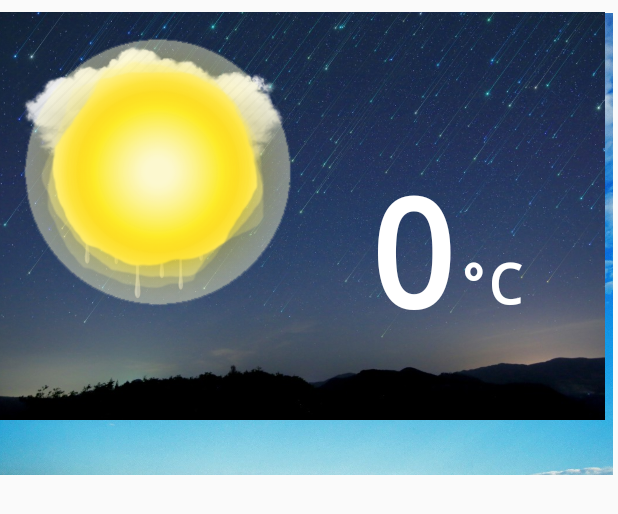
After one commit to xxflo/SAPhackathon, an Android app: the layout activity_weather.xml on its own in the app's theme, with its tools: preview values and no code run, on a phone screen of 412 x 824 dp. The commit adds this screen. Shown: the top 514 px of the screen. Run offline under Robolectric (Android 15) with nearby library versions, the phone set to English and light mode, and no system bars.

Commit message:
Added weather page

```diff
--- a/app/build.gradle
+++ b/app/build.gradle
@@ -25,4 +25,8 @@ dependencies {
     testImplementation 'junit:junit:4.12'
     androidTestImplementation 'com.android.support.test:runner:1.0.2'
     androidTestImplementation 'com.android.support.test.espresso:espresso-core:3.0.2'
+    // https://mvnrepository.com/artifact/commons-io/commons-io
+    implementation group: 'commons-io', name: 'commons-io', version: '2.6'
+    implementation 'com.android.volley:volley:1.1.0'
+    implementation 'com.google.code.gson:gson:2.4'
 }
--- /dev/null
+++ b/app/src/main/res/layout/activity_weather.xml
@@ -0,0 +1,103 @@
+<?xml version="1.0" encoding="utf-8"?>
+<android.support.constraint.ConstraintLayout xmlns:android="http://schemas.android.com/apk/res/android"
+    xmlns:app="http://schemas.android.com/apk/res-auto"
+    xmlns:tools="http://schemas.android.com/tools"
+    android:layout_width="match_parent"
+    android:layout_height="match_parent"
+    tools:context="com.example.kessr.saphackathon.WeatherInformation">
+
+    <ImageView
+        android:id="@+id/weatherDay"
+        android:layout_width="411dp"
+        android:layout_height="309dp"
+        android:layout_marginEnd="8dp"
+        android:alpha="1"
+        app:layout_constraintEnd_toEndOf="parent"
+        app:layout_constraintStart_toStartOf="parent"
+        app:layout_constraintTop_toTopOf="@+id/sunnyImageView"
+        app:srcCompat="@drawable/bluesky" />
+
+    <ImageView
+        android:id="@+id/weatherNight"
+        android:layout_width="411dp"
+        android:layout_height="272dp"
+        android:layout_marginEnd="8dp"
+        android:alpha="1"
+        app:layout_constraintEnd_toEndOf="parent"
+        app:layout_constraintHorizontal_bias="1.0"
+        app:layout_constraintStart_toStartOf="parent"
+        app:layout_constraintTop_toTopOf="@+id/sunnyImageView"
+        app:srcCompat="@drawable/nightsky" />
+
+    <ImageView
+        android:id="@+id/rainImageView"
+        android:layout_width="187dp"
+        android:layout_height="205dp"
+        android:layout_marginStart="8dp"
+        android:layout_marginTop="8dp"
+        android:layout_marginEnd="8dp"
+        android:alpha="1"
+        app:layout_constraintEnd_toEndOf="parent"
+        app:layout_constraintHorizontal_bias="0.0"
+        app:layout_constraintStart_toStartOf="parent"
+        app:layout_constraintTop_toTopOf="parent"
+        app:srcCompat="@drawable/rain" />
+
+    <ImageView
+        android:id="@+id/cloudyImageView"
+        android:layout_width="265dp"
+        android:layout_height="192dp"
+        android:layout_marginStart="8dp"
+        android:layout_marginTop="20dp"
+        android:layout_marginEnd="8dp"
+        android:alpha="1"
+        android:visibility="invisible"
+        app:layout_constraintEnd_toEndOf="@+id/weatherNight"
+        app:layout_constraintHorizontal_bias="0.0"
+        app:layout_constraintStart_toStartOf="@+id/sunnyImageView"
+        app:layout_constraintTop_toTopOf="parent"
+        app:srcCompat="@drawable/cloudy" />
+
+    <ImageView
+        android:id="@+id/sunnyImageView"
+        android:layout_width="189dp"
+        android:layout_height="217dp"
+        android:layout_marginStart="8dp"
+        android:layout_marginTop="8dp"
+        android:layout_marginEnd="8dp"
+        android:alpha="1"
+        app:layout_constraintEnd_toEndOf="parent"
+        app:layout_constraintHorizontal_bias="0.0"
+        app:layout_constraintStart_toStartOf="parent"
+        app:layout_constraintTop_toTopOf="parent"
+        app:srcCompat="@drawable/sunny" />
+
+    <TextView
+        android:id="@+id/temperatureText"
+        android:layout_width="107dp"
+        android:layout_height="112dp"
+        android:layout_marginTop="100dp"
+        android:fontFamily="monospace"
+        android:text="0"
+        android:textAlignment="textEnd"
+        android:textColor="@android:color/white"
+        android:textSize="100sp"
+        android:textStyle="bold"
+        app:layout_constraintStart_toEndOf="@+id/sunnyImageView"
+        app:layout_constraintTop_toTopOf="parent" />
+
+    <TextView
+        android:id="@+id/temperatureText2"
+        android:layout_width="107dp"
+        android:layout_height="46dp"
+        android:layout_marginTop="164dp"
+        android:fontFamily="monospace"
+        android:text="°C"
+        android:textAlignment="viewStart"
+        android:textColor="@android:color/white"
+        android:textSize="36sp"
+        android:textStyle="bold"
+        app:layout_constraintStart_toEndOf="@+id/temperatureText"
+        app:layout_constraintTop_toTopOf="parent" />
+
+</android.support.constraint.ConstraintLayout>
--- a/app/src/main/res/values/styles.xml
+++ b/app/src/main/res/values/styles.xml
@@ -1,7 +1,7 @@
 <resources>
 
     <!-- Base application theme. -->
-    <style name="AppTheme" parent="Theme.AppCompat.Light.DarkActionBar">
+    <style name="AppTheme" parent="Theme.AppCompat.Light.NoActionBar">
         <!-- Customize your theme here. -->
         <item name="colorPrimary">@color/colorPrimary</item>
         <item name="colorPrimaryDark">@color/colorPrimaryDark</item>
```
Also changed, not shown: app/src/main/AndroidManifest.xml (+17 -0 lines), app/src/main/java/com/example/kessr/saphackathon/CreateAccount.java (added, +19 -0 lines), app/src/main/java/com/example/kessr/saphackathon/MainActivity.java (+26 -4 lines), app/src/main/java/com/example/kessr/saphackathon/WeatherInformation.java (added, +199 -0 lines), app/src/main/res/layout/activity_createaccount.xml (added, +17 -0 lines), app/src/main/res/layout/activity_main.xml (+30 -7 lines), app/src/main/res/drawable/bluesky.jpg (added), app/src/main/res/drawable/cloudy.png (added), app/src/main/res/drawable/nightsky.jpg (added), app/src/main/res/drawable/rain.png (added), app/src/main/res/drawable/sunny.png (added).
